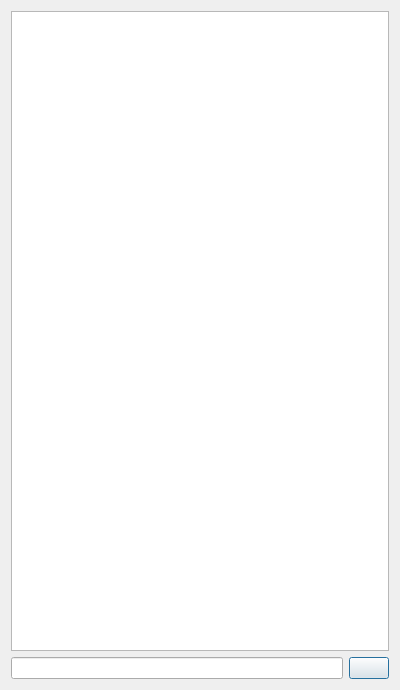
First picture: the form in dialog3.ui, repository community-ssu/clock-ui, before the edit.
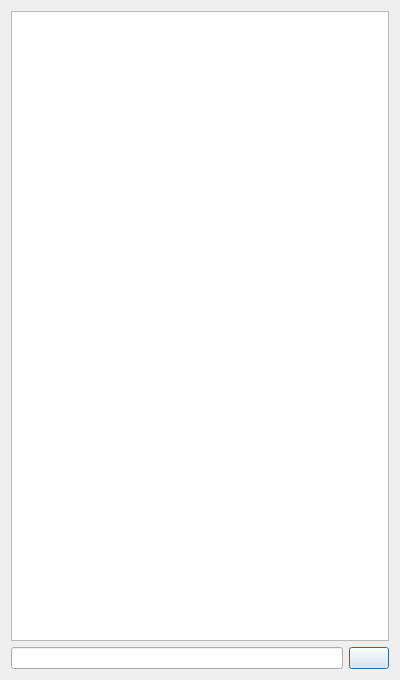
Second picture: the form after the edit.

```diff
--- a/dialog3.ui
+++ b/dialog3.ui
@@ -7,7 +7,7 @@
     <x>0</x>
     <y>0</y>
     <width>400</width>
-    <height>690</height>
+    <height>680</height>
    </rect>
   </property>
   <property name="sizePolicy">
```
